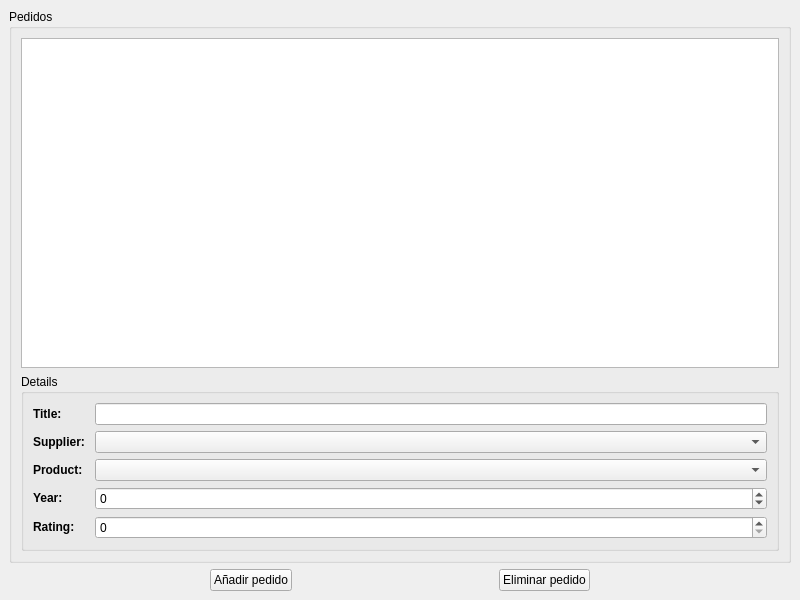
This is mainwindow.ui in ftena/tarod-forms as Qt 5 draws it before an edit. The edited form follows.
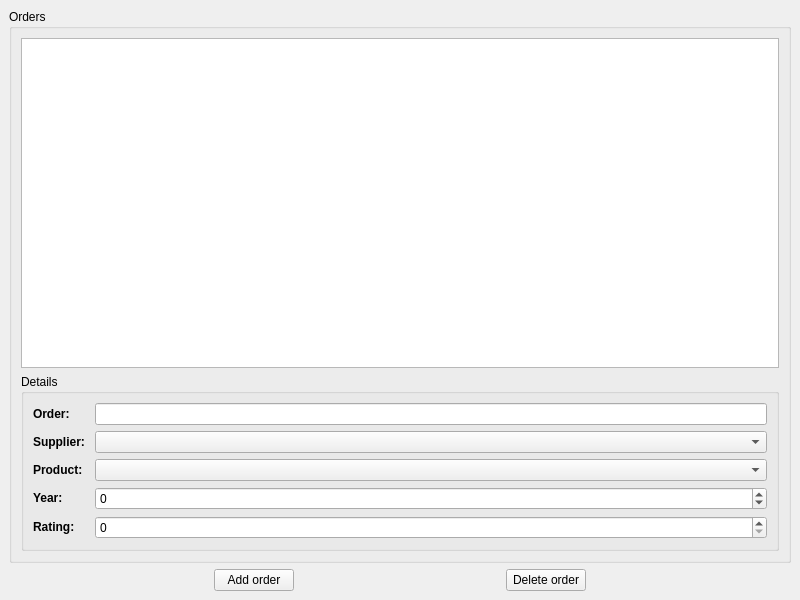
This is the edited form.

Commit message: rename fields and texts

What changed in the file:
```diff
--- a/mainwindow.ui
+++ b/mainwindow.ui
@@ -33,7 +33,7 @@
     <item>
      <widget class="QGroupBox" name="groupBox">
       <property name="title">
-       <string>Pedidos</string>
+       <string>Orders</string>
       </property>
       <layout class="QVBoxLayout">
        <property name="spacing">
@@ -67,7 +67,7 @@
           <item row="0" column="0">
            <widget class="QLabel" name="label_5">
             <property name="text">
-             <string>&lt;b&gt;Title:&lt;/b&gt;</string>
+             <string>&lt;html&gt;&lt;head/&gt;&lt;body&gt;&lt;p&gt;&lt;span style=&quot; font-weight:600;&quot;&gt;Order:&lt;/span&gt;&lt;/p&gt;&lt;/body&gt;&lt;/html&gt;</string>
             </property>
            </widget>
           </item>
@@ -167,7 +167,7 @@
       <item>
        <widget class="QPushButton" name="addOrderButton">
         <property name="text">
-         <string>Añadir pedido</string>
+         <string>Add order</string>
         </property>
        </widget>
       </item>
@@ -187,7 +187,7 @@
       <item>
        <widget class="QPushButton" name="deleteOrderButton">
         <property name="text">
-         <string>Eliminar pedido</string>
+         <string>Delete order</string>
         </property>
        </widget>
       </item>
```
Left out of the diff: 8 changed lines with no effect on the pictures. The commit also changes 1 other file.
